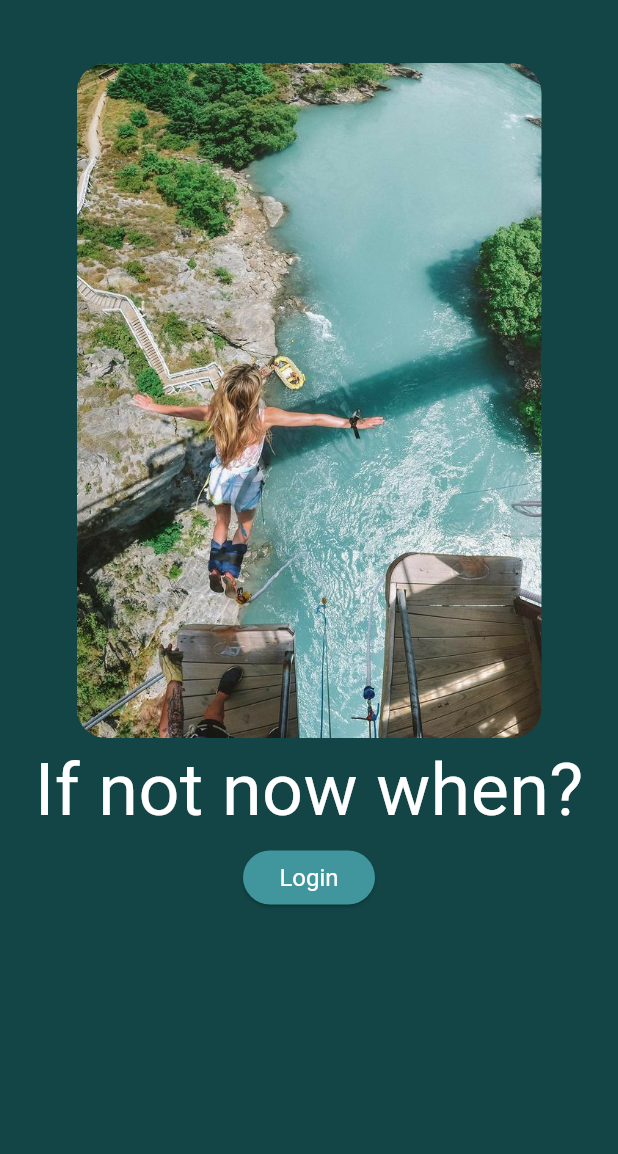
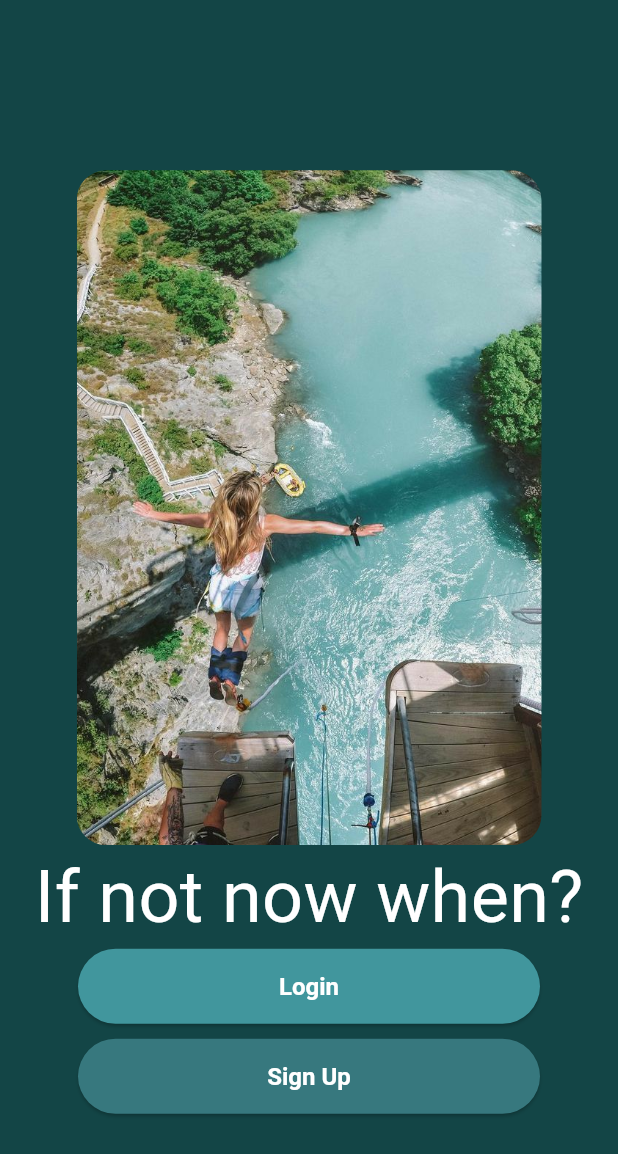
Before and after one commit to lucas-botelho/adventour-mobile, a Flutter app: the screen it shows after launch, on a phone screen of 412 x 824 dp. Shown: the top 1154 px of the screen. Run offline on Flutter 3.47's test engine with Material 3 defaults, Android fonts, the light colour scheme and no system bars; our stand-ins replace google_fonts.

Commit message:
-rename login screen to auth screen -create component cta button for reusability -build auth screen according to figma

```diff
--- /dev/null
+++ b/lib/components/cta_button.dart
@@ -0,0 +1,51 @@
+import 'package:flutter/material.dart';
+
+class CTAButton extends StatelessWidget {
+  final String text;
+  final VoidCallback onPressed;
+  final Color? color;
+  final double width;
+  final double height;
+
+  const CTAButton({
+    Key? key,
+    required this.text,
+    required this.onPressed,
+    this.color,
+    this.width = 308, // Default width
+    this.height = 50, // Default height
+  }) : super(key: key);
+
+  @override
+  Widget build(BuildContext context) {
+    return Padding(
+      padding: const EdgeInsets.only(bottom: 10),
+      child: SizedBox(
+        width: width,
+        height: height,
+        child: ElevatedButton(
+          style: ElevatedButton.styleFrom(
+            backgroundColor: color ??
+                Theme.of(context)
+                    .elevatedButtonTheme
+                    .style
+                    ?.backgroundColor
+                    ?.resolve({}),
+            shape: RoundedRectangleBorder(
+              borderRadius: BorderRadius.circular(45),
+            ),
+          ),
+          onPressed: onPressed,
+          child: Text(
+            text,
+            style: const TextStyle(
+              fontSize: 16,
+              fontWeight: FontWeight.bold,
+              color: Colors.white,
+            ),
+          ),
+        ),
+      ),
+    );
+  }
+}
--- a/lib/main.dart
+++ b/lib/main.dart
@@ -1,5 +1,5 @@
 import 'package:flutter/material.dart'; //package with default components
-import 'package:adventour/screens/login_screen.dart';
+import 'package:adventour/screens/auth_screen.dart';
 import 'package:google_fonts/google_fonts.dart';
 
 //Starting function
@@ -42,7 +42,7 @@ class MyApp extends StatelessWidget {
             textStyle:
                 GoogleFonts.maidenOrange(color: Colors.white, fontSize: 16),
             foregroundColor: Colors.white, // Text color
-            backgroundColor: const Color(0xFF41959D), // Button background color
+            backgroundColor: const Color(0xFF41969D), // Button background color
             minimumSize: const Size(88, 36), // Minimum button size
             padding:
                 const EdgeInsets.symmetric(horizontal: 16), // Button padding
@@ -54,7 +54,7 @@ class MyApp extends StatelessWidget {
         ),
       ),
       home: const Scaffold(
-        body: LoginScreen(),
+        body: AuthScreen(),
       ),
       // routes: ,
     );
--- a/lib/screens/login_screen.dart
+++ b/lib/screens/auth_screen.dart
@@ -1,9 +1,10 @@
+import 'package:adventour/components/cta_button.dart';
 import 'package:flutter/material.dart';
 import 'package:google_fonts/google_fonts.dart';
 // import 'package:google_fonts/google_fonts.dart'
 
-class LoginScreen extends StatelessWidget {
-  const LoginScreen({super.key});
+class AuthScreen extends StatelessWidget {
+  const AuthScreen({super.key});
 
   @override
   Widget build(BuildContext context) {
@@ -12,7 +13,7 @@ class LoginScreen extends StatelessWidget {
         child: Padding(
           padding: const EdgeInsets.only(top: 42),
           child: Column(
-            mainAxisAlignment: MainAxisAlignment.start,
+            mainAxisAlignment: MainAxisAlignment.center,
             children: [
               Container(
                 width: 310,
@@ -28,11 +29,14 @@ class LoginScreen extends StatelessWidget {
                 "If not now when?",
                 style: GoogleFonts.nanumBrushScript(fontSize: 48),
               ),
-              ElevatedButton(
-                onPressed: () {
-                  //do something
-                },
-                child: const Text("Login"),
+              CTAButton(
+                text: "Login",
+                onPressed: () {},
+              ),
+              CTAButton(
+                color: const Color(0xFF37787E),
+                text: "Sign Up",
+                onPressed: () {},
               ),
             ],
           ),
```
